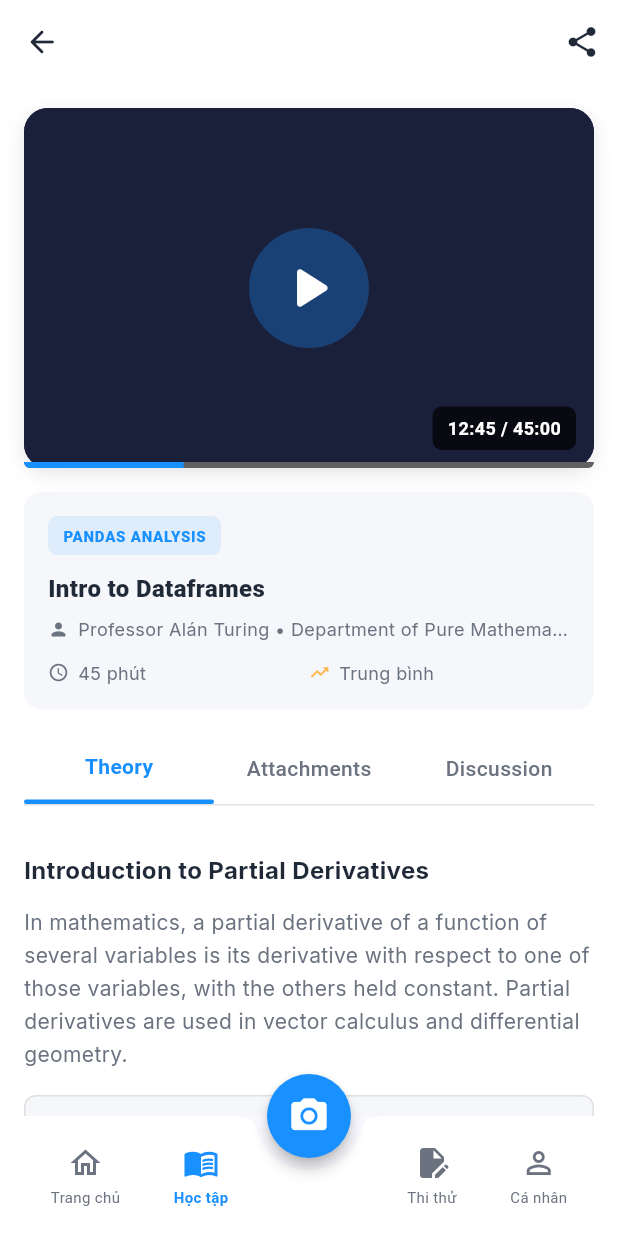
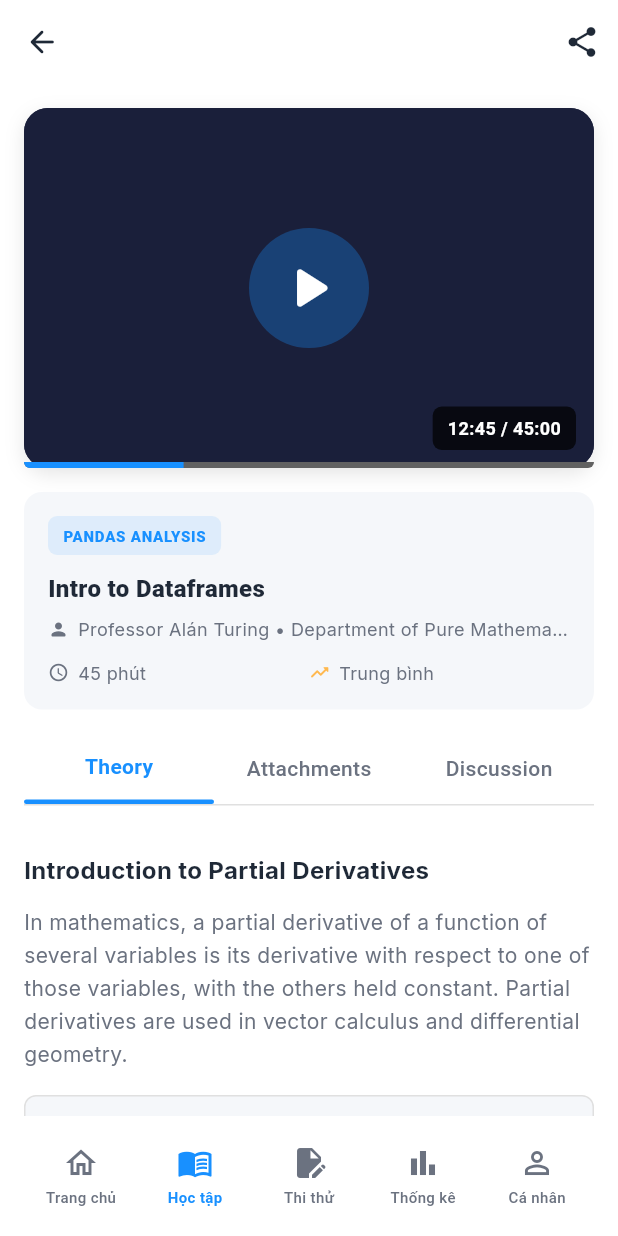
Before and after one commit to tanh11704/ed-learn, a Flutter app: the LessonPlayScreen screen opened by its route, on a phone screen of 412 x 824 dp. Run offline on Flutter 3.47's test engine with Material 3 defaults, Android fonts, the phone set to English and light mode, and no system bars; our stand-ins replace camera, equatable, flutter_bloc, flutter_svg, go_router, google_fonts and 1 more; missing offline and left inert: flutter_math_fork; accounts and stored records are empty.

Commit message:
update nav bottom

```diff
--- a/mobile_app/lib/router/app_router.dart
+++ b/mobile_app/lib/router/app_router.dart
@@ -53,7 +53,7 @@ import '../features/assessment/presentation/screens/universities_screen.dart';
 
 // Khởi tạo trực tiếp GoRouter
 final appRouter = GoRouter(
-  initialLocation: '/exam',
+  initialLocation: '/onboarding',
   routes: [
     StatefulShellRoute.indexedStack(
       builder: (context, state, navigationShell) {
@@ -199,7 +199,12 @@ final appRouter = GoRouter(
              ]
           )],
           ),
-        StatefulShellBranch(routes: [GoRoute(path: '/profile', builder: (context, state) => const Scaffold(body: Center(child: Text('Cá nhân'))))]),
+        StatefulShellBranch(routes: [
+          GoRoute(path: '/statistical', builder: (context, state) => const Scaffold(body: Center(child: Text('Thống kê'))))
+        ]),
+        StatefulShellBranch(routes: [
+          GoRoute(path: '/profile', builder: (context, state) => const Scaffold(body: Center(child: Text('Cá nhân'))))
+        ])
       ],
     ),
     GoRoute(
--- a/mobile_app/lib/router/app_shell.dart
+++ b/mobile_app/lib/router/app_shell.dart
@@ -39,40 +39,81 @@ class _AppShellState extends State<AppShell> {
 
   @override
   Widget build(BuildContext context) {
+    final showFab = widget.navigationShell.currentIndex == 0;
+
     return Scaffold(
       body: widget.navigationShell, // Hiển thị màn hình con tương ứng với tab được chọn
 
-      // 1. NÚT NỔI Ở GIỮA (GIA SƯ AI)
-      floatingActionButton: FloatingActionButton(
+      // 1. NÚT NỔI Ở GÓC PHẢI DƯỚI (GIA SƯ AI)
+      floatingActionButton: showFab
+          ? Padding(
+              padding: const EdgeInsets.only(bottom: 70, right: 8),
+              child: FloatingActionButton(
                 onPressed: () {
-          // Khi bấm nút giữa, đẩy thẳng sang màn hình Camera (ẩn Nav Bar)
+                  // Khi bấm nút, đẩy thẳng sang màn hình Camera (ẩn Nav Bar)
                   context.push('/camera');
                 },
                 backgroundColor: AppColors.primary,
                 shape: const CircleBorder(),
-        elevation: 4,
+                elevation: 6,
                 child: const Icon(Icons.camera_alt, color: AppColors.white, size: 28),
               ),
-      // Neo nút nổi vào đúng vị trí giữa thanh Nav Bar
-      floatingActionButtonLocation: FloatingActionButtonLocation.centerDocked,
+            )
+          : null,
+      // Neo nút nổi vào góc phải dưới, chừa khoảng cho nav bar
+      floatingActionButtonLocation:
+          showFab ? FloatingActionButtonLocation.endDocked : null,
 
       // 2. THANH ĐIỀU HƯỚNG DƯỚI ĐÁY
       bottomNavigationBar: _isBottomSheetOpen ? null : BottomAppBar(
-        shape: const CircularNotchedRectangle(), // Tạo rãnh lõm cho nút nổi
-        notchMargin: 8.0,
+        shape: showFab ? const CircularNotchedRectangle() : null, // Tạo rãnh lõm cho nút nổi
+        notchMargin: showFab ? 6.0 : 0,
         color: AppColors.white,
         child: SizedBox(
           height: 60,
           child: Row(
-            mainAxisAlignment: MainAxisAlignment.spaceAround,
             children: [
-              _buildNavItem(icon: Icons.home_outlined, activeIcon: Icons.home, label: 'Trang chủ', index: 0),
-              _buildNavItem(icon: Icons.menu_book_outlined, activeIcon: Icons.menu_book, label: 'Học tập', index: 1),
-
-              const SizedBox(width: 48), // Khoảng trống ở giữa nhường chỗ cho nút Camera
-
-              _buildNavItem(icon: Icons.edit_document, activeIcon: Icons.edit_square, label: 'Thi thử', index: 2),
-              _buildNavItem(icon: Icons.person_outline, activeIcon: Icons.person, label: 'Cá nhân', index: 3),
+              Expanded(
+                child: _buildNavItem(
+                  icon: Icons.home_outlined,
+                  activeIcon: Icons.home,
+                  label: 'Trang chủ',
+                  index: 0,
+                ),
+              ),
+              Expanded(
+                child: _buildNavItem(
+                  icon: Icons.menu_book_outlined,
+                  activeIcon: Icons.menu_book,
+                  label: 'Học tập',
+                  index: 1,
+                ),
+              ),
+              // const Expanded(child: SizedBox()),
+              Expanded(
+                child: _buildNavItem(
+                  icon: Icons.edit_document,
+                  activeIcon: Icons.edit_square,
+                  label: 'Thi thử',
+                  index: 2,
+                ),
+              ),
+              Expanded(
+                child: _buildNavItem(
+                  icon: Icons.bar_chart_outlined,
+                  activeIcon: Icons.bar_chart,
+                  label: 'Thống kê',
+                  index: 3,
+                ),
+              ),
+              Expanded(
+                child: _buildNavItem(
+                  icon: Icons.person_outline,
+                  activeIcon: Icons.person,
+                  label: 'Cá nhân',
+                  index: 4,
+                ),
+              ),
             ],
           ),
         ),
@@ -86,6 +127,7 @@ class _AppShellState extends State<AppShell> {
 
     return InkWell(
       onTap: () => widget.navigationShell.goBranch(index, initialLocation: index == widget.navigationShell.currentIndex),
+      child: Center(
         child: Column(
           mainAxisSize: MainAxisSize.min,
           mainAxisAlignment: MainAxisAlignment.center,
@@ -100,12 +142,13 @@ class _AppShellState extends State<AppShell> {
               label,
               style: TextStyle(
                 fontSize: 10,
-              fontWeight: isSelected ? FontWeight.bold : FontWeight.normal,
+                fontWeight: isSelected ? FontWeight.bold : FontWeight.w500,
                 color: isSelected ? AppColors.primary : AppColors.textSecondary,
               ),
             ),
           ],
         ),
+      ),
     );
   }
 }
```
Lines whose indentation alone changed are shown as unchanged.
